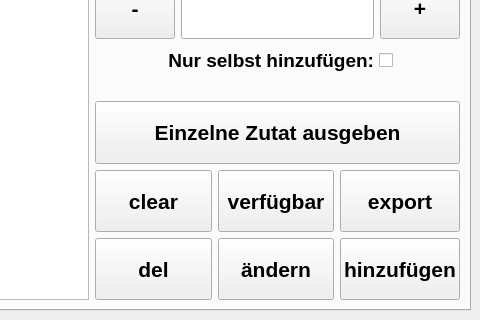
Qt form src/ui_elements/cocktailmanager.ui (AndreWohnsland/CocktailBerry) before a commit; both pictures show x 320 to 800 and y 305 to 625 of the 800 by 625 pixel window.
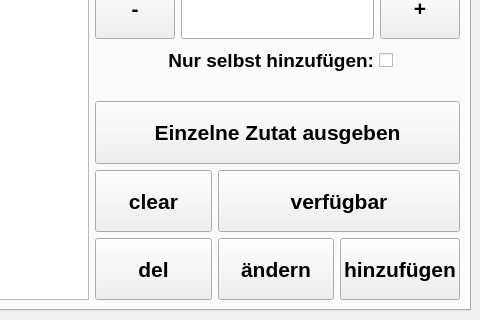
The same form after that commit. The open tabs and pages were chosen to show the change. Custom widgets are drawn as their Qt base class.

Commit message: Moved export option to option window

```diff
--- a/src/ui_elements/cocktailmanager.ui
+++ b/src/ui_elements/cocktailmanager.ui
@@ -988,38 +988,6 @@
         </item>
         <item>
          <layout class="QGridLayout" name="gridLayout_6">
-          <item row="9" column="1">
-           <widget class="QPushButton" name="PBAvailable">
-            <property name="minimumSize">
-             <size>
-              <width>0</width>
-              <height>40</height>
-             </size>
-            </property>
-            <property name="maximumSize">
-             <size>
-              <width>440</width>
-              <height>200</height>
-             </size>
-            </property>
-            <property name="font">
-             <font>
-              <pointsize>16</pointsize>
-              <weight>75</weight>
-              <bold>true</bold>
-             </font>
-            </property>
-            <property name="layoutDirection">
-             <enum>Qt::LeftToRight</enum>
-            </property>
-            <property name="text">
-             <string>verfügbar</string>
-            </property>
-            <property name="cssClass" stdset="0">
-             <string>btn-inverted</string>
-            </property>
-           </widget>
-          </item>
           <item row="9" column="0">
            <widget class="QPushButton" name="PBZclear">
             <property name="minimumSize">
@@ -1049,35 +1017,6 @@
             </property>
            </widget>
           </item>
-          <item row="9" column="2">
-           <widget class="QPushButton" name="PBZnull">
-            <property name="minimumSize">
-             <size>
-              <width>0</width>
-              <height>40</height>
-             </size>
-            </property>
-            <property name="maximumSize">
-             <size>
-              <width>440</width>
-              <height>200</height>
-             </size>
-            </property>
-            <property name="font">
-             <font>
-              <pointsize>16</pointsize>
-              <weight>75</weight>
-              <bold>true</bold>
-             </font>
-            </property>
-            <property name="layoutDirection">
-             <enum>Qt::LeftToRight</enum>
-            </property>
-            <property name="text">
-             <string>export</string>
-            </property>
-           </widget>
-          </item>
           <item row="10" column="2">
            <widget class="QPushButton" name="PBZutathinzu">
             <property name="minimumSize">
@@ -1476,6 +1415,38 @@
             </property>
            </widget>
           </item>
+          <item row="9" column="1" colspan="2">
+           <widget class="QPushButton" name="PBAvailable">
+            <property name="minimumSize">
+             <size>
+              <width>0</width>
+              <height>40</height>
+             </size>
+            </property>
+            <property name="maximumSize">
+             <size>
+              <width>440</width>
+              <height>200</height>
+             </size>
+            </property>
+            <property name="font">
+             <font>
+              <pointsize>16</pointsize>
+              <weight>75</weight>
+              <bold>true</bold>
+             </font>
+            </property>
+            <property name="layoutDirection">
+             <enum>Qt::LeftToRight</enum>
+            </property>
+            <property name="text">
+             <string>verfügbar</string>
+            </property>
+            <property name="cssClass" stdset="0">
+             <string>btn-inverted</string>
+            </property>
+           </widget>
+          </item>
          </layout>
         </item>
        </layout>
```
Left out of the diff: 25 changed lines with no effect on the pictures. The commit also changes 8 other files.
